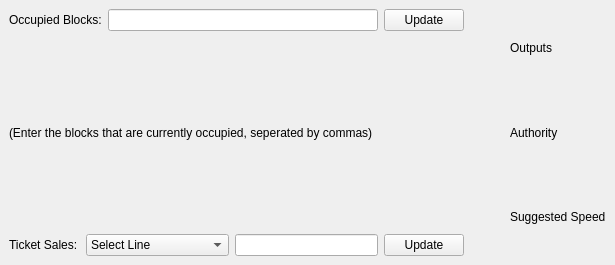
asmithie13/ECE-1140, file CTC/CTC_Testbench.ui: the form before one commit.
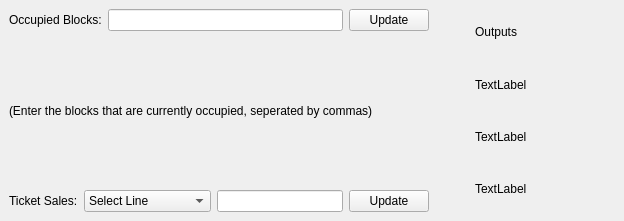
The form after the commit.

Commit message: Progress on CTC outputs being emited to the Testbench

The edit to the form file:
```diff
--- a/CTC/CTC_Testbench.ui
+++ b/CTC/CTC_Testbench.ui
@@ -6,8 +6,8 @@
    <rect>
     <x>0</x>
     <y>0</y>
-    <width>615</width>
-    <height>265</height>
+    <width>624</width>
+    <height>221</height>
    </rect>
   </property>
   <property name="windowTitle">
@@ -16,9 +16,9 @@
   <widget class="QWidget" name="centralwidget">
    <layout class="QHBoxLayout" name="horizontalLayout">
     <item>
-     <layout class="QHBoxLayout" name="MainColumnsLayout" stretch="6,0,1">
+     <layout class="QHBoxLayout" name="MainColumnsLayout" stretch="6,0,2">
       <item>
-       <layout class="QVBoxLayout" name="TB_inputsLayout" stretch="0,1,2">
+       <layout class="QVBoxLayout" name="TB_inputsLayout" stretch="1,1,2">
         <item>
          <layout class="QHBoxLayout" name="OccupiedBlocksLayout">
           <item>
@@ -99,7 +99,16 @@
        </spacer>
       </item>
       <item>
-       <layout class="QVBoxLayout" name="TB_OutputsLayout">
+       <layout class="QVBoxLayout" name="TB_OutputsLayout" stretch="1,1,1,1">
+        <property name="sizeConstraint">
+         <enum>QLayout::SetMinimumSize</enum>
+        </property>
+        <property name="rightMargin">
+         <number>0</number>
+        </property>
+        <property name="bottomMargin">
+         <number>0</number>
+        </property>
         <item>
          <widget class="QLabel" name="OuptutsLabel">
           <property name="text">
@@ -110,14 +119,21 @@
         <item>
          <widget class="QLabel" name="AuthorityLabel">
           <property name="text">
-           <string>Authority</string>
+           <string>TextLabel</string>
           </property>
          </widget>
         </item>
         <item>
          <widget class="QLabel" name="SpeedLabel">
           <property name="text">
-           <string>Suggested Speed</string>
+           <string>TextLabel</string>
+          </property>
+         </widget>
+        </item>
+        <item>
+         <widget class="QLabel" name="label">
+          <property name="text">
+           <string>TextLabel</string>
           </property>
          </widget>
         </item>
```
Left out of the diff: 4 changed lines with no effect on the pictures. The commit also changes 7 other files.
